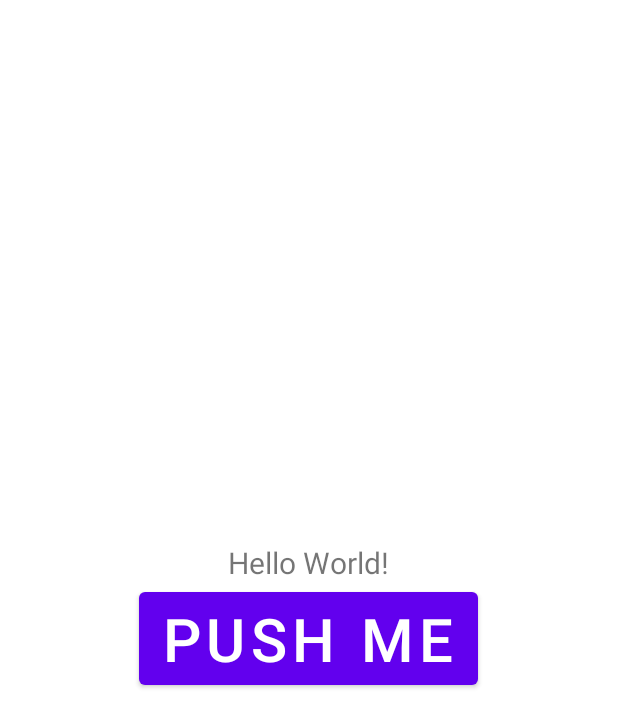
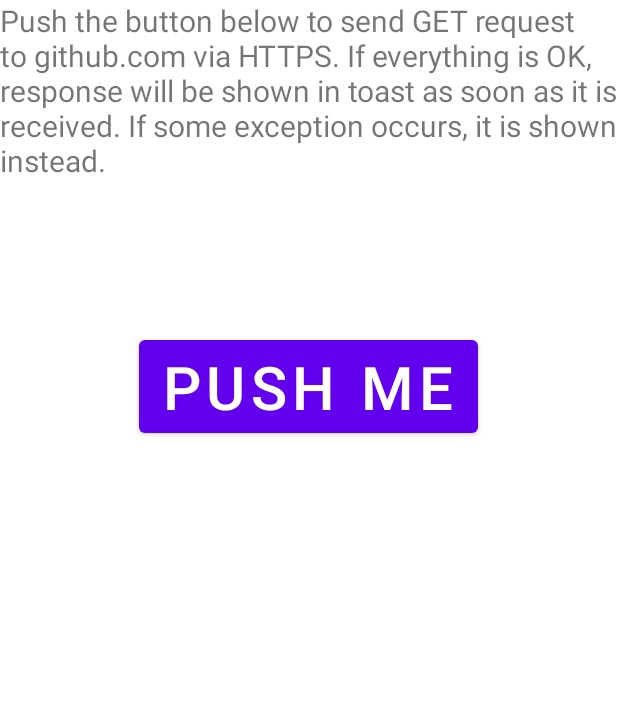
Before and after one commit to demialexa/SSL-pinning-research, an Android app: the layout activity_main.xml on its own in the app's theme, with its tools: preview values and no code run, on a phone screen of 412 x 824 dp. Shown: the top 727 px of the screen. Run offline under Robolectric (Android 15) with nearby library versions, the phone set to English and light mode, and no system bars; network calls fail.

Commit message:
Minor fixes

```diff
--- a/NSCdemo/app/src/main/res/values/strings.xml
+++ b/NSCdemo/app/src/main/res/values/strings.xml
@@ -2,5 +2,5 @@
     <string name="app_name">NSC demo</string>
     <string name="button_label">push me</string>
     <string name="url">https://github.com</string>
-    <string name="cert_error">Certificate validation failed. Is proxy enabled?</string>
+    <string name="text">Push the button below to send GET request to github.com via HTTPS. If everything is OK, response will be shown in toast as soon as it is received. If some exception occurs, it is shown instead.</string>
 </resources>
--- a/OkHttpdemo/app/src/main/res/values/strings.xml
+++ b/OkHttpdemo/app/src/main/res/values/strings.xml
@@ -1,8 +1,8 @@
 <resources>
     <string name="app_name">OkHttp demo</string>
     <string name="button_label">push me</string>
-    <string name="url">https://github.com</string>
-    <string name="cert_error">Certificate validation failed. Is proxy enabled?</string>
     <string name="pin">sha256/7zwAM/YU+zd8BZMCl0J943URuyF35zefKC7QIoxTq+U=</string>
     <string name="hostname">github.com</string>
+    <string name="proto">https://</string>
+    <string name="text">Push the button below to send GET request to github.com via HTTPS. If everything is OK, response will be shown in toast as soon as it is received. If some exception occurs, it is shown instead.</string>
 </resources>
--- a/TrustManagerDemo/app/src/main/res/layout/activity_main.xml
+++ b/TrustManagerDemo/app/src/main/res/layout/activity_main.xml
@@ -6,25 +6,23 @@
     android:layout_width="match_parent"
     android:layout_height="wrap_content"
     android:orientation="vertical"
-    android:layout_gravity="center_vertical"
+    android:layout_gravity="top"
     tools:context=".MainActivity" >
 
     <TextView
         android:id="@+id/text"
         android:layout_width="wrap_content"
         android:layout_height="wrap_content"
-        android:layout_gravity="center_horizontal"
         android:textSize="20sp"
-        android:text="Hello World!" />
+        android:text="@string/text" />
 
     <Button
         android:id="@+id/button"
         android:layout_width="wrap_content"
         android:layout_height="wrap_content"
         android:layout_gravity="center_horizontal"
+        android:layout_marginTop="100dp"
         android:textSize="40sp"
         android:text="@string/button_label" />
 
-
-
 </LinearLayout>
--- a/TrustManagerDemo/app/src/main/res/values/strings.xml
+++ b/TrustManagerDemo/app/src/main/res/values/strings.xml
@@ -2,5 +2,5 @@
     <string name="app_name">TrustManager demo</string>
     <string name="button_label">push me</string>
     <string name="url">https://github.com</string>
-    <string name="cert_error">proxy is enabled =&gt; certification validation error</string>
+    <string name="text">Push the button below to send GET request to github.com via HTTPS. If everything is OK, response will be shown in toast as soon as it is received. If some exception occurs, it is shown instead.</string>
 </resources>
```
Also changed, not shown: NSCdemo/app/src/main/res/layout/activity_main.xml (+3 -5 lines), OkHttpdemo/app/src/main/java/com/example/okhttpdemo/MainActivity.kt (+8 -8 lines), OkHttpdemo/app/src/main/res/layout/activity_main.xml (+3 -4 lines).
